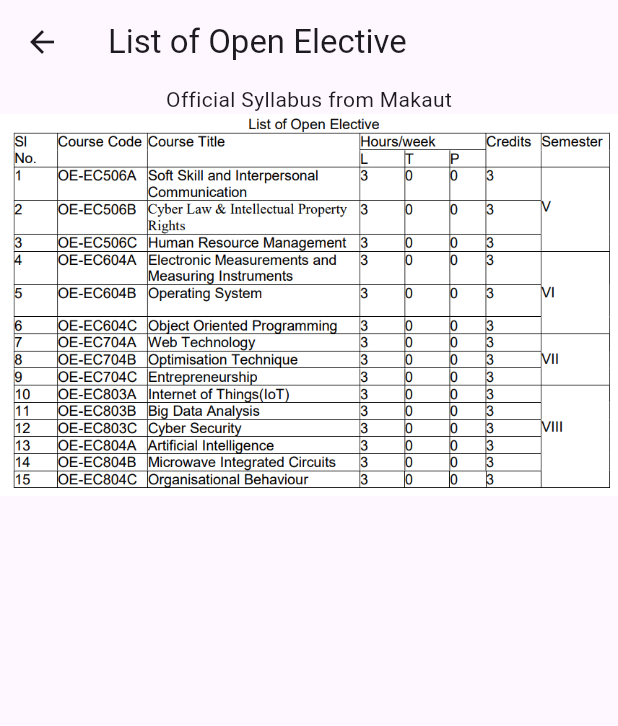
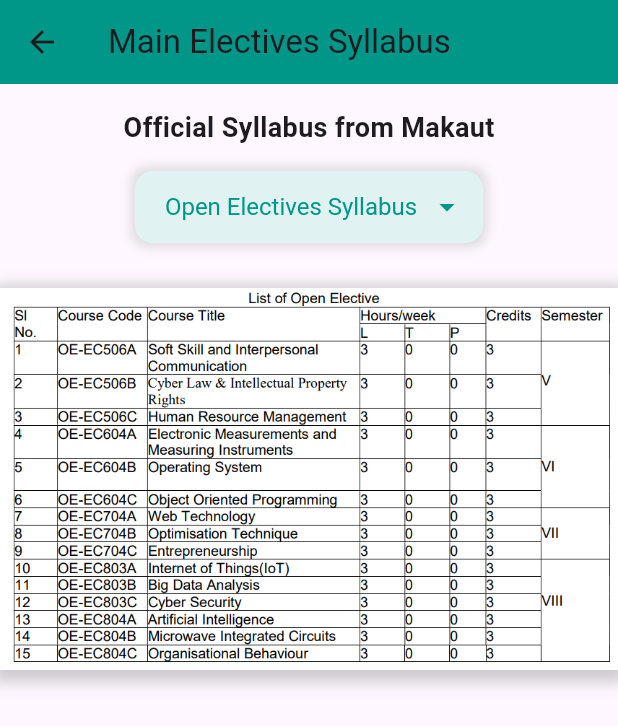
Before and after one commit to Shinjan-saha/ECE-Dept-App, a Flutter app: the OpenElectivePage screen opened directly, on a phone screen of 412 x 824 dp. Shown: the top 726 px of the screen. Run offline on Flutter 3.47's test engine with Material 3 defaults, Android fonts, the phone set to English and light mode, and no system bars; our stand-ins replace curved_navigation_bar.

Commit message:
Update main_electives_page.dart

```diff
--- a/ece/lib/main_electives_page.dart
+++ b/ece/lib/main_electives_page.dart
@@ -1,32 +1,148 @@
 import 'package:flutter/material.dart';
+import 'prof_electives_page.dart';
 
-class OpenElectivePage extends StatelessWidget {
+class OpenElectivePage extends StatefulWidget {
+  @override
+  _OpenElectivePageState createState() => _OpenElectivePageState();
+}
+
+class _OpenElectivePageState extends State<OpenElectivePage> {
+  String _selectedOption = 'Open Electives Syllabus';
+
+  final Map<String, List<String>> _imageGroups = {
+    'Open Electives Syllabus': ['oe.png'],
+    'OE-EC506A': ['5thsem20.png'],
+    'OE-EC506B': ['5thsem21.png','5thsem22.png'],
+    'OE-EC506C': ['5thsem23.png'],
+    'OE-EC604A': ['6thsem16.png','6thsem17.png'],
+    'OE-EC604B': ['6thsem18.png','6thsem19.png'],
+    'OE-EC604C': ['6thsem20.png','6thsem21.png'],
+  };
+
   @override
   Widget build(BuildContext context) {
     return Scaffold(
       appBar: AppBar(
-        title: Text('List of Open Elective'),
+        title: Text('Main Electives Syllabus'),
+        backgroundColor: Colors.teal,
       ),
       body: SingleChildScrollView(
         child: Column(
           children: <Widget>[
-            Text('Official Syllabus from Makaut'),
-            ListView.builder(
-              shrinkWrap: true,
-              physics: NeverScrollableScrollPhysics(),
-              itemCount: 1, // Display 12 images
-              itemBuilder: (BuildContext context, int index) {
-                if (index == 0) {
-                  return Image.asset(
-                    'asset/oe.png',
-                    // height: 200,
-                    width: double.infinity,
-                    fit: BoxFit.cover,
-                  );
-                }
-
-                return Container(); // Placeholder for other indices
-              },
+            Padding(
+              padding: const EdgeInsets.all(16.0),
+              child: Text(
+                'Official Syllabus from Makaut',
+                style: TextStyle(fontSize: 18, fontWeight: FontWeight.bold),
+              ),
+            ),
+            Padding(
+              padding: const EdgeInsets.symmetric(horizontal: 16.0),
+              child: DecoratedBox(
+                decoration: BoxDecoration(
+                  color: Colors.teal[50],
+                  borderRadius: BorderRadius.circular(12),
+                  boxShadow: [
+                    BoxShadow(
+                      color: Colors.grey.withOpacity(0.3),
+                      spreadRadius: 3,
+                      blurRadius: 5,
+                    ),
+                  ],
+                ),
+                child: Padding(
+                  padding: const EdgeInsets.symmetric(horizontal: 12.0),
+                  child: DropdownButtonHideUnderline(
+                    child: DropdownButton<String>(
+                      value: _selectedOption,
+                      onChanged: (String? newValue) {
+                        if (newValue == 'Open Electives') {
+                          Navigator.push(
+                            context,
+                            MaterialPageRoute(
+                                builder: (context) => OpenElectivePage()),
+                          );
+                        } else if (newValue == 'Professional Electives') {
+                          Navigator.push(
+                            context,
+                            MaterialPageRoute(
+                                builder: (context) => ProfElectivePage()),
+                          );
+                        } else {
+                          setState(() {
+                            _selectedOption = newValue!;
+                          });
+                        }
+                      },
+                      dropdownColor: Colors.teal[50],
+                      items: _imageGroups.keys
+                          .map<DropdownMenuItem<String>>((String key) {
+                        return DropdownMenuItem<String>(
+                          value: key,
+                          child: Padding(
+                            padding: const EdgeInsets.all(8.0),
+                            child: Text(
+                              key,
+                              style: TextStyle(fontSize: 16),
+                            ),
+                          ),
+                        );
+                      }).toList()
+                        ..add(DropdownMenuItem<String>(
+                          value: 'Open Electives',
+                          child: Padding(
+                            padding: const EdgeInsets.all(8.0),
+                            child: Text(
+                              'Open Electives',
+                              style: TextStyle(fontSize: 16),
+                            ),
+                          ),
+                        ))
+                        ..add(DropdownMenuItem<String>(
+                          value: 'Professional Electives',
+                          child: Padding(
+                            padding: const EdgeInsets.all(8.0),
+                            child: Text(
+                              'Professional Electives',
+                              style: TextStyle(fontSize: 16),
+                            ),
+                          ),
+                        )),
+                      icon: Icon(Icons.arrow_drop_down, color: Colors.teal),
+                      style: TextStyle(color: Colors.teal, fontSize: 16),
+                    ),
+                  ),
+                ),
+              ),
+            ),
+            SizedBox(height: 20),
+            Column(
+              children: _imageGroups[_selectedOption]!
+                  .map((imageName) => Container(
+                        margin: EdgeInsets.symmetric(vertical: 10.0),
+                        decoration: BoxDecoration(
+                          color: Colors.blueGrey[50],
+                          boxShadow: [
+                            BoxShadow(
+                              color: Colors.grey.withOpacity(0.5),
+                              spreadRadius: 5,
+                              blurRadius: 7,
+                              offset: Offset(0, 3),
+                            ),
+                          ],
+                        ),
+                        child: InteractiveViewer(
+                          panEnabled: true,
+                          minScale: 0.5,
+                          maxScale: 4.0,
+                          child: Image.asset(
+                            'asset/$imageName',
+                            width: double.infinity,
+                            fit: BoxFit.cover,
+                          ),
+                        ),
+                      ))
+                  .toList(),
             ),
           ],
         ),
```
